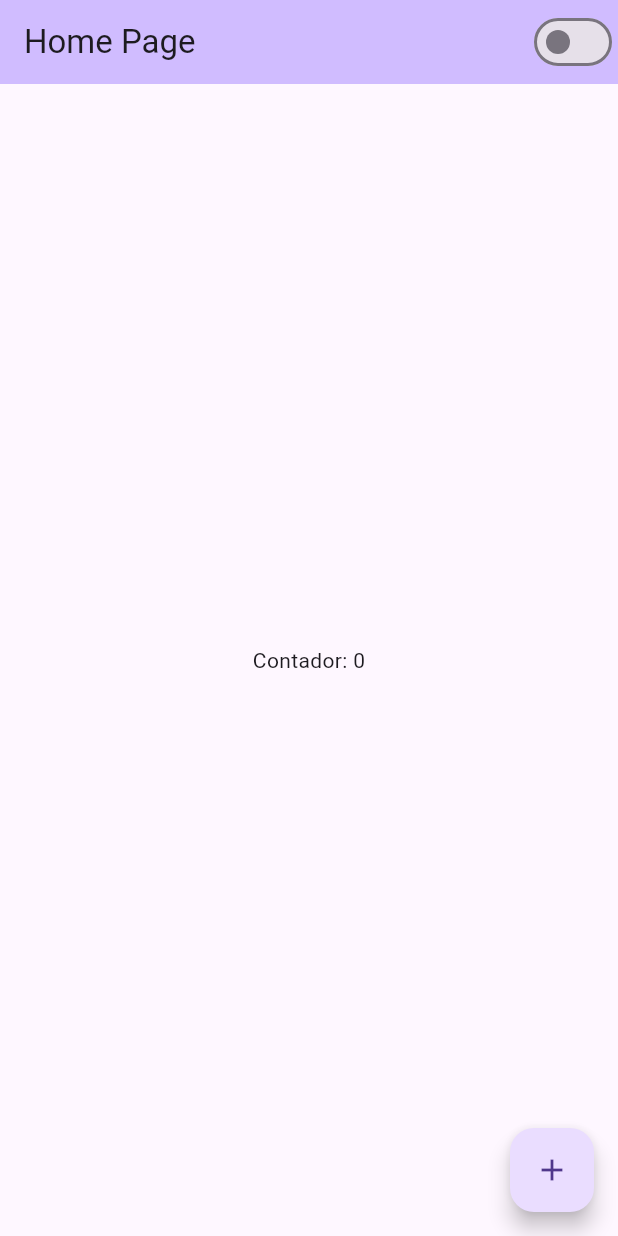
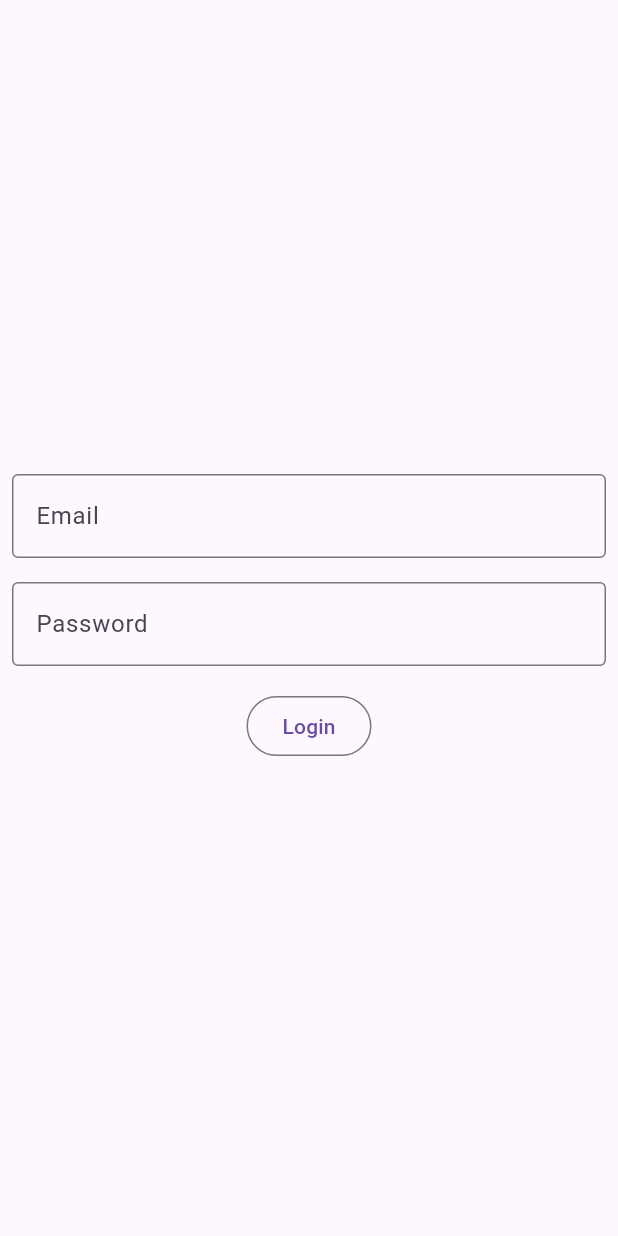
Before and after one commit to antonio195/projeto-estudos-flutter, a Flutter app: the screen it shows after launch, on a phone screen of 412 x 824 dp. Run offline on Flutter 3.47's test engine with Material 3 defaults, Android fonts, the light colour scheme and no system bars; missing offline and left inert: dart:ffi.

Commit message:
login page e navegação via rotas

```diff
--- a/lib/main.dart
+++ b/lib/main.dart
@@ -1,6 +1,6 @@
 import 'package:curso_flutterando_2021/app_controller.dart';
 import 'package:curso_flutterando_2021/pages/home_page.dart';
-import 'package:flutter/cupertino.dart';
+import 'package:curso_flutterando_2021/pages/login_page.dart';
 import 'package:flutter/material.dart';
 
 void main() {
@@ -23,11 +23,16 @@
     return AnimatedBuilder(
       builder: (context, child) {
         return MaterialApp(
+          debugShowCheckedModeBanner: false,
           theme: ThemeData(
             primarySwatch: Colors.red,
             brightness: changeTheme(),
           ),
-          home: const MyHomePage(title: "Home Page"),
+          initialRoute: "/",
+          routes: {
+            '/': (context) => LoginPage(),
+            '/home': (context) => MyHomePage(title: "Home Page"),
+          },
         );
       },
       animation: AppController.instance,
--- /dev/null
+++ b/lib/pages/login_page.dart
@@ -0,0 +1,64 @@
+import 'package:curso_flutterando_2021/pages/home_page.dart';
+import 'package:flutter/material.dart';
+
+class LoginPage extends StatefulWidget {
+  const LoginPage({super.key});
+
+  @override
+  State<LoginPage> createState() => _LoginPageState();
+}
+
+class _LoginPageState extends State<LoginPage> {
+  String email = '';
+  String password = '';
+
+  @override
+  Widget build(BuildContext context) {
+    return Scaffold(
+      body: SingleChildScrollView(
+        child: SizedBox(
+          width: MediaQuery.of(context).size.width,
+          height: MediaQuery.of(context).size.height,
+          child: Padding(
+            padding: const EdgeInsets.all(8.0),
+            child: Column(
+              mainAxisAlignment: MainAxisAlignment.center,
+              children: [
+                TextField(
+                  onChanged: (value) {
+                    email = value;
+                  },
+                  decoration: const InputDecoration(
+                      border: OutlineInputBorder(), label: Text("Email")),
+                  keyboardType: TextInputType.emailAddress,
+                ),
+                const SizedBox(
+                  height: 16,
+                ),
+                TextField(
+                  onChanged: (value) {
+                    password = value;
+                  },
+                  obscureText: true,
+                  decoration: const InputDecoration(
+                      border: OutlineInputBorder(), label: Text("Password")),
+                ),
+                const SizedBox(
+                  height: 16,
+                ),
+                OutlinedButton(
+                  child: const Text("Login"),
+                  onPressed: () {
+                    if(email == "antonio195br@gmail.com" && password == "sptech"){
+                      Navigator.of(context).pushReplacementNamed("/home");
+                    }
+                  },
+                ),
+              ],
+            ),
+          ),
+        ),
+      ),
+    );
+  }
+}
```
